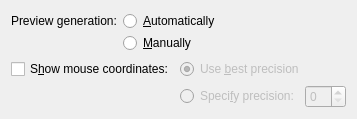
Qt form app/configpreviewwidget.ui (fhackenberger/ktikz) before a commit.
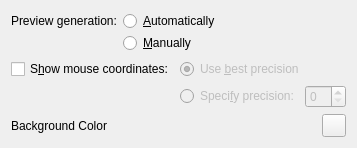
The same form after that commit. Custom widgets are drawn as their Qt base class.

Commit message:
Make background color in preview adjustable (#47)
* Background color in preview adjustable

* replaced white spaces with tabs

Diff of the .ui file:
```diff
--- a/app/configpreviewwidget.ui
+++ b/app/configpreviewwidget.ui
@@ -117,6 +117,36 @@
      </item>
     </layout>
    </item>
+   <item>
+    <layout class="QGridLayout" name="whiteSpaceGridLayout">
+     <item row="0" column="1">
+      <widget class="ColorButton" name="backgroundColorButton">
+       <property name="enabled">
+        <bool>true</bool>
+       </property>
+       <property name="whatsThis">
+        <string>&lt;p&gt;Select the color for the background.&lt;/p&gt;</string>
+       </property>
+      </widget>
+     </item>
+     <item row="0" column="0">
+      <widget class="QLabel" name="colorBackgroundLabel">
+       <property name="enabled">
+        <bool>true</bool>
+       </property>
+       <property name="whatsThis">
+        <string>&lt;p&gt;Select the color for the background.&lt;/p&gt;</string>
+       </property>
+       <property name="text">
+        <string>Background Color</string>
+       </property>
+       <property name="alignment">
+        <set>Qt::AlignLeading|Qt::AlignLeft|Qt::AlignVCenter</set>
+       </property>
+      </widget>
+     </item>
+    </layout>
+   </item>
    <item>
     <spacer name="verticalSpacer">
      <property name="orientation">
@@ -132,9 +162,14 @@
    </item>
   </layout>
  </widget>
- <resources>
-  <include location="qtikz.qrc"/>
- </resources>
+ <customwidgets>
+  <customwidget>
+   <class>ColorButton</class>
+   <extends>QToolButton</extends>
+   <header>../common/utils/colorbutton.h</header>
+  </customwidget>
+ </customwidgets>
+ <resources/>
  <connections>
   <connection>
    <sender>showCoordinatesCheck</sender>
```
The commit also changes 5 other files.
